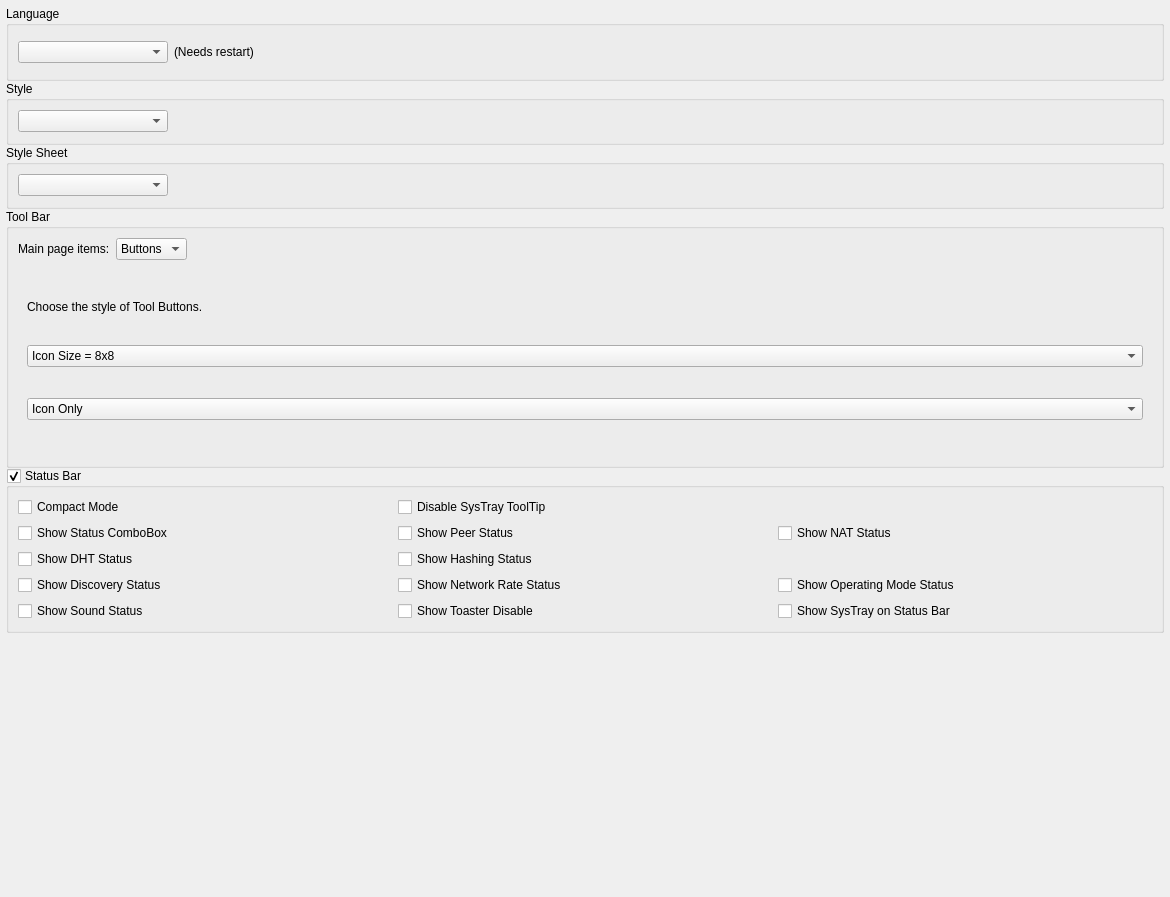
The window that retroshare-gui/src/gui/settings/AppearancePage.ui (RetroShare/RetroShare) describes before a commit, drawn with Qt 5.
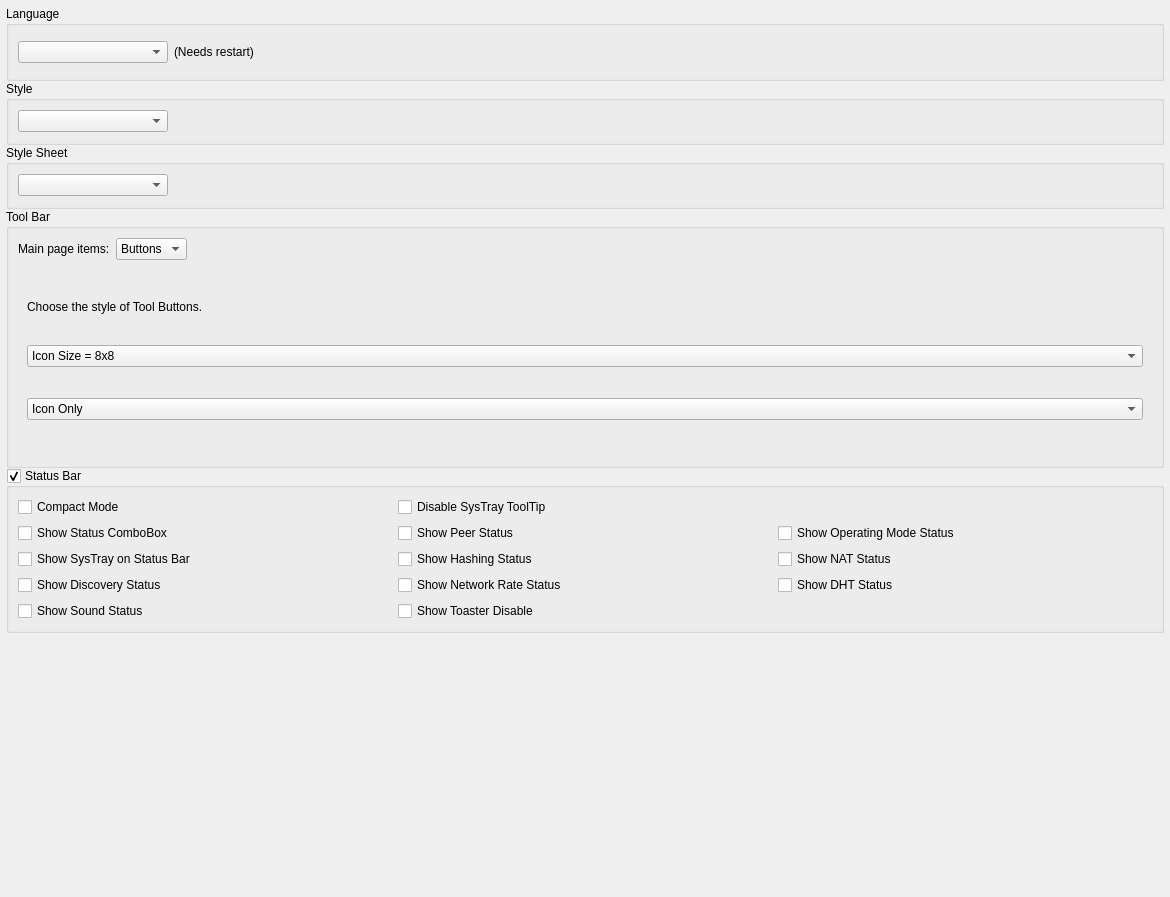
The same window after the commit.

Commit message: fixed update of Tor status in settings

```diff
--- a/retroshare-gui/src/gui/settings/AppearancePage.ui
+++ b/retroshare-gui/src/gui/settings/AppearancePage.ui
@@ -366,13 +366,6 @@
         </property>
        </widget>
       </item>
-      <item row="2" column="0">
-       <widget class="QCheckBox" name="checkBoxShowDHTStatus">
-        <property name="text">
-         <string>Show DHT Status</string>
-        </property>
-       </widget>
-      </item>
       <item row="2" column="1">
        <widget class="QCheckBox" name="checkBoxShowHashingStatus">
         <property name="text">
@@ -380,13 +373,6 @@
         </property>
        </widget>
       </item>
-      <item row="1" column="2">
-       <widget class="QCheckBox" name="checkBoxShowNATStatus">
-        <property name="text">
-         <string>Show NAT Status</string>
-        </property>
-       </widget>
-      </item>
       <item row="1" column="1">
        <widget class="QCheckBox" name="checkBoxShowPeerStatus">
         <property name="text">
@@ -418,20 +404,34 @@
         </property>
        </widget>
       </item>
-      <item row="4" column="2">
-       <widget class="QCheckBox" name="checkBoxShowSystrayOnStatus">
+      <item row="2" column="2">
+       <widget class="QCheckBox" name="checkBoxShowNATStatus">
         <property name="text">
-         <string>Show SysTray on Status Bar</string>
+         <string>Show NAT Status</string>
         </property>
        </widget>
       </item>
-      <item row="3" column="2">
+      <item row="1" column="2">
        <widget class="QCheckBox" name="checkBoxShowOpModeStatus">
         <property name="text">
          <string>Show Operating Mode Status</string>
         </property>
        </widget>
       </item>
+      <item row="3" column="2">
+       <widget class="QCheckBox" name="checkBoxShowDHTStatus">
+        <property name="text">
+         <string>Show DHT Status</string>
+        </property>
+       </widget>
+      </item>
+      <item row="2" column="0">
+       <widget class="QCheckBox" name="checkBoxShowSystrayOnStatus">
+        <property name="text">
+         <string>Show SysTray on Status Bar</string>
+        </property>
+       </widget>
+      </item>
      </layout>
     </widget>
    </item>
```
The commit also changes 3 other files.
